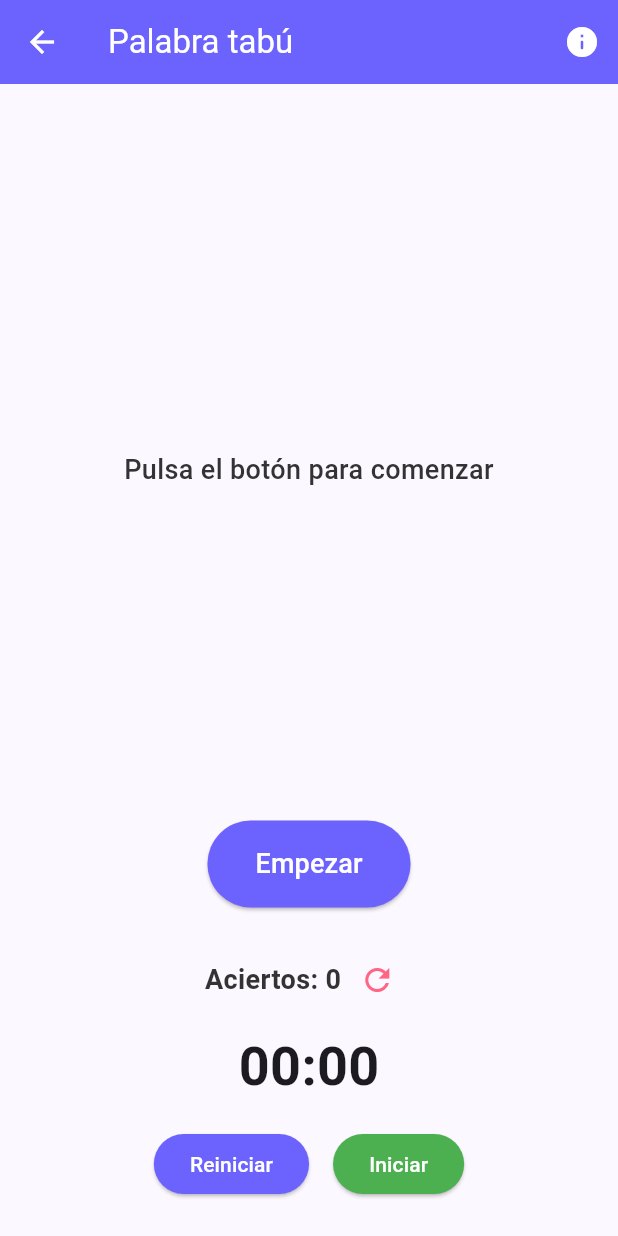
After one commit to AlejandroMilla99/gameBible, a Flutter app: the TabuWordPage screen opened directly, on a phone screen of 412 x 824 dp. The commit adds this screen. Run offline on Flutter 3.47's test engine with Material 3 defaults, Android fonts, the phone set to English and light mode, and no system bars; our stand-ins replace audioplayers, confetti, shared_preferences; accounts and stored records are empty.

Commit message:
TabuWord game added

```diff
--- /dev/null
+++ b/lib/pages/games/tabu_word.dart
@@ -0,0 +1,263 @@
+import 'dart:math';
+import 'dart:convert';
+import 'package:flutter/material.dart';
+import 'package:flutter/services.dart' show rootBundle;
+import '../../constants/app_spacing.dart';
+import '../../constants/app_colors.dart';
+import 'package:gamebible/components/dialogs/game_info_dialog.dart';
+import 'package:gamebible/components/stopwatch_timer.dart';
+
+class TabuWordPage extends StatefulWidget {
+  final String title;
+  const TabuWordPage({super.key, required this.title});
+
+  @override
+  State<TabuWordPage> createState() => _TabuWordPageState();
+}
+
+class _TabuWordPageState extends State<TabuWordPage>
+    with SingleTickerProviderStateMixin {
+  List<Map<String, dynamic>> allCards = []; // todas las cartas cargadas del JSON
+  List<Map<String, dynamic>> availableCards = []; // cartas que quedan por usar
+  Map<String, dynamic>? currentCard;
+  int correctCount = 0;
+
+  @override
+  void initState() {
+    super.initState();
+    _loadCards();
+  }
+
+  Future<void> _loadCards() async {
+    final String response =
+        await rootBundle.loadString('assets/data/tabu.json');
+    final List<dynamic> data = jsonDecode(response);
+    setState(() {
+      allCards = data.map((e) => Map<String, dynamic>.from(e)).toList();
+      availableCards = List.from(allCards); // copia inicial
+      availableCards.shuffle(); // barajamos al inicio
+    });
+  }
+
+  void _pickCard({bool increment = false}) {
+    if (availableCards.isEmpty) {
+      // si se acaban, reiniciamos y volvemos a barajar
+      availableCards = List.from(allCards);
+      availableCards.shuffle();
+    }
+    setState(() {
+      currentCard = availableCards.removeAt(0); // siempre saca la primera
+      if (increment) correctCount++;
+    });
+  }
+
+  void _resetCorrectCount() {
+    setState(() {
+      correctCount = 0;
+    });
+  }
+
+  @override
+  Widget build(BuildContext context) {
+    return Scaffold(
+      appBar: AppBar(
+        title: Text(widget.title),
+        backgroundColor: AppColors.primary,
+        foregroundColor: Colors.white,
+        actions: [
+          IconButton(
+            icon: const Icon(Icons.info_rounded),
+            onPressed: () => _showInfo(context),
+          ),
+        ],
+      ),
+      body: Padding(
+        padding: const EdgeInsets.all(AppSpacing.lg),
+        child: allCards.isEmpty
+            ? const Center(child: CircularProgressIndicator())
+            : Column(
+                children: [
+                  Expanded(
+                    child: Center(
+                      child: AnimatedSwitcher(
+                        duration: const Duration(milliseconds: 500),
+                        transitionBuilder: (child, animation) {
+                          final offsetAnimation = Tween<Offset>(
+                            begin: const Offset(1.0, 0.0),
+                            end: Offset.zero,
+                          ).animate(CurvedAnimation(
+                            parent: animation,
+                            curve: Curves.easeOut,
+                          ));
+                          return SlideTransition(
+                            position: offsetAnimation,
+                            child: FadeTransition(
+                              opacity: animation,
+                              child: child,
+                            ),
+                          );
+                        },
+                        child: currentCard == null
+                            ? const Text(
+                                "Pulsa el botón para comenzar",
+                                key: ValueKey("empty"),
+                                style: TextStyle(
+                                  fontSize: 18,
+                                  fontWeight: FontWeight.w500,
+                                  color: AppColors.textDark,
+                                ),
+                                textAlign: TextAlign.center,
+                              )
+                            : Container(
+                                key: ValueKey(currentCard!["word"]),
+                                padding: const EdgeInsets.all(AppSpacing.lg),
+                                decoration: BoxDecoration(
+                                  color: Colors.white,
+                                  borderRadius: BorderRadius.circular(16),
+                                  boxShadow: const [
+                                    BoxShadow(
+                                      color: Colors.black12,
+                                      blurRadius: 8,
+                                      offset: Offset(0, 4),
+                                    ),
+                                  ],
+                                ),
+                                child: Column(
+                                  mainAxisSize: MainAxisSize.min,
+                                  children: [
+                                    Text(
+                                      currentCard!["word"],
+                                      style: const TextStyle(
+                                        fontSize: 24,
+                                        fontWeight: FontWeight.bold,
+                                        color: AppColors.textDark,
+                                      ),
+                                      textAlign: TextAlign.center,
+                                    ),
+                                    const SizedBox(height: 16),
+                                    const Text(
+                                      "Palabras prohibidas:",
+                                      style: TextStyle(
+                                        fontSize: 16,
+                                        fontWeight: FontWeight.w600,
+                                      ),
+                                    ),
+                                    const SizedBox(height: 8),
+                                    Wrap(
+                                      spacing: 8,
+                                      children: (currentCard!["forbidden"]
+                                              as List<dynamic>)
+                                          .map((word) => Chip(
+                                                label: Text(word.toString()),
+                                                backgroundColor: Colors.red[100],
+                                              ))
+                                          .toList(),
+                                    ),
+                                  ],
+                                ),
+                              ),
+                      ),
+                    ),
+                  ),
+
+                  /// --- Botones dinámicos ---
+                  if (currentCard == null) ...[
+                    ElevatedButton(
+                      onPressed: () => _pickCard(),
+                      style: ElevatedButton.styleFrom(
+                        backgroundColor: AppColors.primary,
+                        foregroundColor: Colors.white,
+                        padding: const EdgeInsets.symmetric(
+                          vertical: 16,
+                          horizontal: 32,
+                        ),
+                      ),
+                      child: const Text(
+                        "Empezar",
+                        style: TextStyle(fontSize: 18),
+                      ),
+                    ),
+                  ] else ...[
+                    Row(
+                      mainAxisAlignment: MainAxisAlignment.spaceEvenly,
+                      children: [
+                        ElevatedButton(
+                          onPressed: () => _pickCard(),
+                          style: ElevatedButton.styleFrom(
+                            backgroundColor: AppColors.secondary,
+                            foregroundColor: Colors.white,
+                            padding: const EdgeInsets.symmetric(
+                              vertical: 14,
+                              horizontal: 24,
+                            ),
+                          ),
+                          child: const Text("Descartar",
+                              style: TextStyle(fontSize: 16)),
+                        ),
+                        ElevatedButton(
+                          onPressed: () => _pickCard(increment: true),
+                          style: ElevatedButton.styleFrom(
+                            backgroundColor: Colors.green,
+                            foregroundColor: Colors.white,
+                            padding: const EdgeInsets.symmetric(
+                              vertical: 14,
+                              horizontal: 24,
+                            ),
+                          ),
+                          child: const Text("Acierto",
+                              style: TextStyle(fontSize: 16)),
+                        ),
+                      ],
+                    ),
+                  ],
+
+                  const SizedBox(height: AppSpacing.lg),
+
+                  /// --- Contador de aciertos con reset ---
+                  Row(
+                    mainAxisAlignment: MainAxisAlignment.center,
+                    children: [
+                      Text(
+                        "Aciertos: $correctCount",
+                        style: const TextStyle(
+                          fontSize: 18,
+                          fontWeight: FontWeight.bold,
+                          color: AppColors.textDark,
+                        ),
+                      ),
+                      IconButton(
+                        icon: const Icon(Icons.refresh,
+                            color: AppColors.secondary),
+                        onPressed: _resetCorrectCount,
+                      ),
+                    ],
+                  ),
+
+                  /// --- Cronómetro en parte inferior ---
+                  const SizedBox(height: AppSpacing.sm),
+                  const StopwatchTimer(),
+                ],
+              ),
+      ),
+    );
+  }
+
+  void _showInfo(BuildContext context) {
+    showDialog(
+      context: context,
+      builder: (context) => GameInfoDialog(
+        title: "Cómo jugar a Palabra tabú",
+        instructions: [
+          "Pulsa el botón 'Empezar' para obtener una palabra.",
+          "Se mostrará en pantalla una palabra principal junto con una lista de palabras prohibidas.",
+          "El jugador debe describir la palabra principal sin mencionar ninguna de las prohibidas.",
+          "El resto del grupo debe intentar adivinar de qué palabra se trata.",
+          "Si el jugador dice una palabra prohibida, pierde el turno.",
+        ],
+        example:
+            "Ejemplo: Si aparece la palabra 'Perro' y las prohibidas son 'Animal', 'Ladrar', 'Mascota' y 'Gato', deberás describirlo diciendo algo como 'un ser vivo que suele acompañar a las personas en casa'.",
+        imageAsset: null,
+      ),
+    );
+  }
+}
--- a/lib/pages/games_page.dart
+++ b/lib/pages/games_page.dart
@@ -5,6 +5,7 @@ import 'package:gamebible/pages/games/geoExpert/geo_expert_page.dart';
 import 'package:gamebible/pages/games/never_have_i_ever_page.dart';
 import 'package:gamebible/pages/games/truth_dare_page.dart';
 import 'package:gamebible/pages/games/worday/wordayPage.dart';
+import 'package:gamebible/pages/games/tabu_word.dart';
 import '../models/game.dart';
 import 'game_detail_page.dart';
 import '../constants/app_spacing.dart';
@@ -83,6 +84,17 @@ Widget build(BuildContext context) {
         );
       },
     ),
+        Game(
+      title: "Palabra tabú",
+      description: "Describe la palabra a tus amigos sin usar una lista de palabras prohibidas",
+      image: AppImages.worday,
+      play: (ctx) {
+        Navigator.push(
+          ctx,
+          MaterialPageRoute(builder: (_) => const TabuWordPage(title: "Palabra tabú",)),
+        );
+      },
+    ),
   ];
 
     return ListView.separated(
```
Also changed, not shown: assets/data/tabu.json (added, +210 -0 lines).
